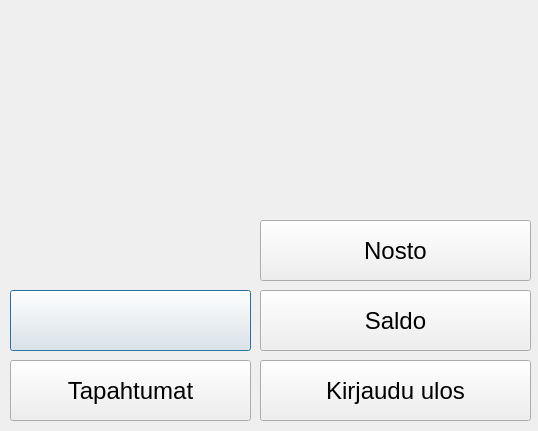
This is bank-automat/bankAccountMain/account.ui in AleksiPuumala/bank-automat-omakopio as Qt 5 draws it before an edit. The edited form follows.
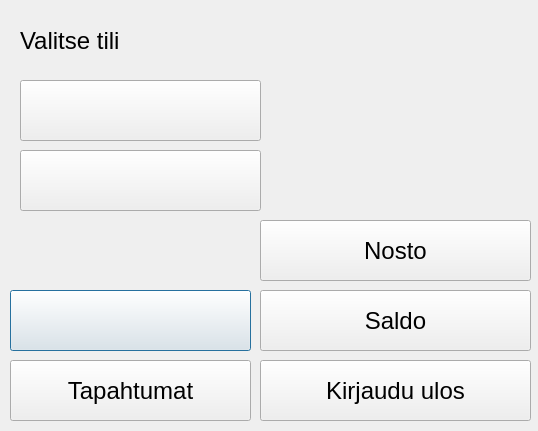
This is the edited form.

```diff
--- a/bank-automat/bankAccountMain/account.ui
+++ b/bank-automat/bankAccountMain/account.ui
@@ -103,6 +103,60 @@
     <string>Tapahtumat</string>
    </property>
   </widget>
+  <widget class="QPushButton" name="btnTilivalinta1">
+   <property name="geometry">
+    <rect>
+     <x>20</x>
+     <y>80</y>
+     <width>241</width>
+     <height>61</height>
+    </rect>
+   </property>
+   <property name="font">
+    <font>
+     <pointsize>18</pointsize>
+    </font>
+   </property>
+   <property name="text">
+    <string/>
+   </property>
+  </widget>
+  <widget class="QPushButton" name="btnTilivalinta2">
+   <property name="geometry">
+    <rect>
+     <x>20</x>
+     <y>150</y>
+     <width>241</width>
+     <height>61</height>
+    </rect>
+   </property>
+   <property name="font">
+    <font>
+     <pointsize>18</pointsize>
+    </font>
+   </property>
+   <property name="text">
+    <string/>
+   </property>
+  </widget>
+  <widget class="QLabel" name="labelTilivalinta">
+   <property name="geometry">
+    <rect>
+     <x>20</x>
+     <y>10</y>
+     <width>181</width>
+     <height>61</height>
+    </rect>
+   </property>
+   <property name="font">
+    <font>
+     <pointsize>18</pointsize>
+    </font>
+   </property>
+   <property name="text">
+    <string>Valitse tili</string>
+   </property>
+  </widget>
  </widget>
  <resources/>
  <connections/>
```
